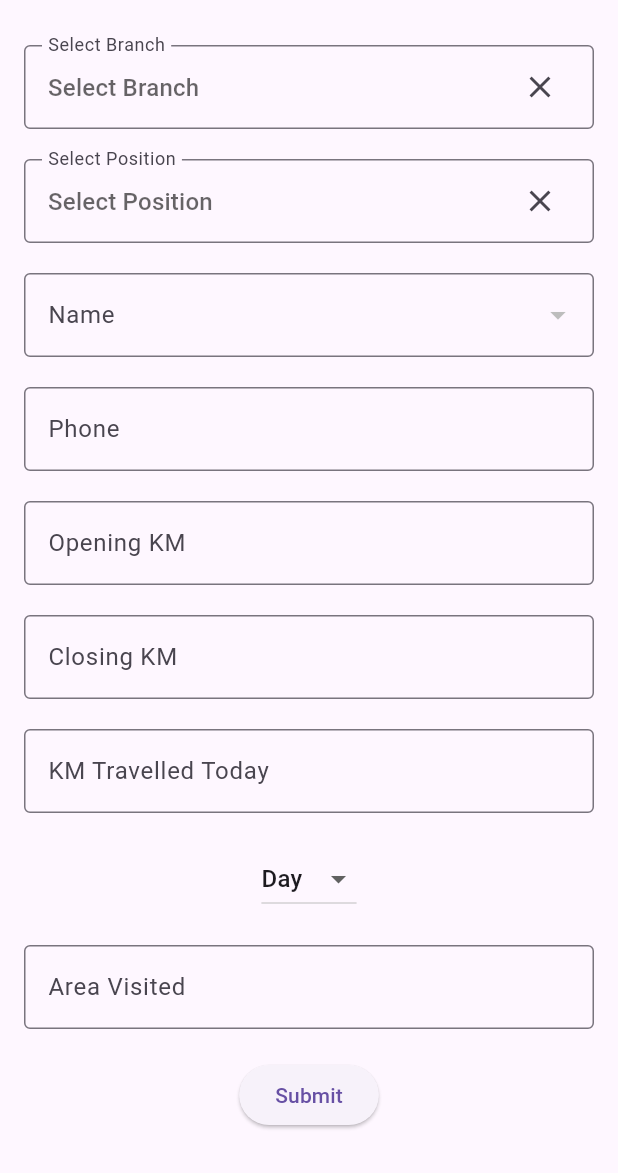
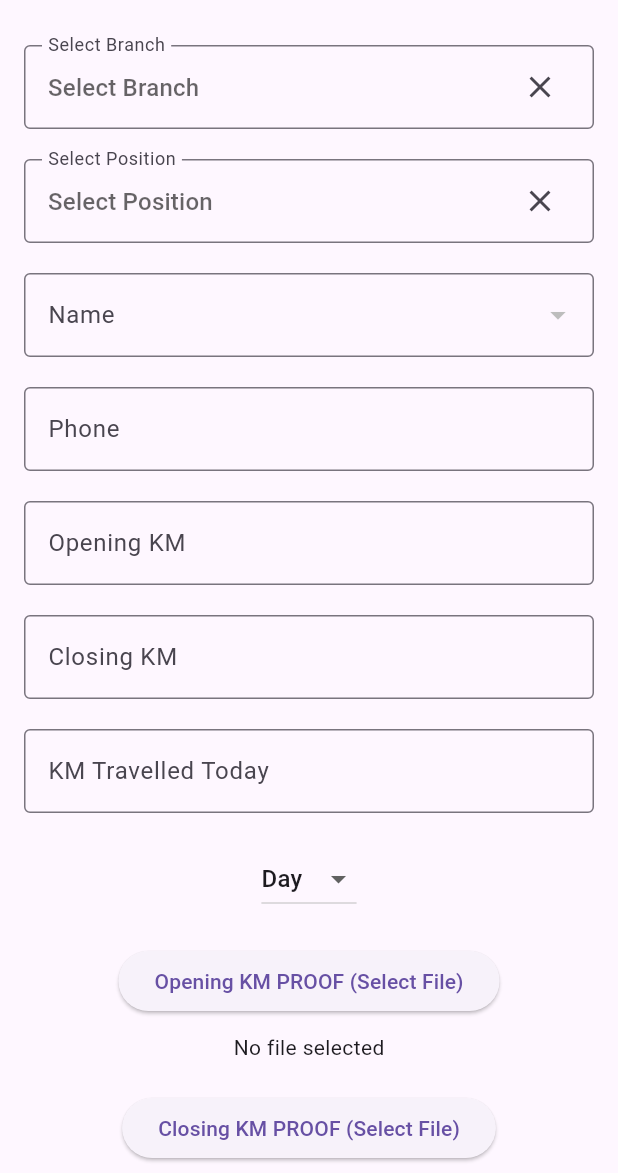
Before and after one commit to OmkarKhilari/km-tracker-urja, a Flutter app: the screen it shows after launch, after a tap on "Continue as Employee", on a phone screen of 412 x 824 dp, the part 63-1236 px from its top. Run offline on Flutter 3.47's test engine with Material 3 defaults, Android fonts, the phone set to English and light mode, and no system bars; drawn by our look-alikes of flutter_form_builder; our stand-ins replace cloud_firestore, file_picker, firebase_auth, firebase_core, google_sign_in; accounts and stored records are empty.

Commit message:
some changes in form data

```diff
--- a/lib/screens/form_page.dart
+++ b/lib/screens/form_page.dart
@@ -3,7 +3,6 @@ import 'package:flutter_form_builder/flutter_form_builder.dart';
 import 'package:cloud_firestore/cloud_firestore.dart';
 import 'package:firebase_core/firebase_core.dart';
 import 'package:file_picker/file_picker.dart';
-
 
 class FormPage extends StatefulWidget {
   @override
@@ -68,6 +67,7 @@ class _HomePageState extends State<HomePage> {
 
   List<String>? _names;
   String? _selectedShift = 'Day';
+  double _todaysAllowance = 0.0;
 
   @override
   Widget build(BuildContext context) {
@@ -211,20 +211,53 @@ class _HomePageState extends State<HomePage> {
                 }).toList(),
               ),
               const SizedBox(height: 20),
-              TextFormField(
-                decoration: const InputDecoration(
-                  labelText: 'Area Visited',
-                  border: OutlineInputBorder(),
-                ),
+              ElevatedButton(
+                onPressed: () async {
+                  FilePickerResult? result =
+                      await FilePicker.platform.pickFiles();
+                  if (result != null) {
+                    setState(() {
+                      _openingKmFile = result.files.first;
+                    });
+                  }
+                },
+                child: const Text('Opening KM PROOF (Select File)'),
               ),
+              const SizedBox(height: 10),
+              Text(_openingKmFile?.name ?? 'No file selected'),
+              const SizedBox(height: 20),
+              ElevatedButton(
+                onPressed: () async {
+                  FilePickerResult? result =
+                      await FilePicker.platform.pickFiles();
+                  if (result != null) {
+                    setState(() {
+                      _closingKmFile = result.files.first;
+                    });
+                  }
+                },
+                child: const Text('Closing KM PROOF (Select File)'),
+              ),
+              const SizedBox(height: 10),
+              Text(_closingKmFile?.name ?? 'No file selected'),
               const SizedBox(height: 20),
               ElevatedButton(
                 onPressed: () {
-                  if (_formKey.currentState!.validate()) {
-                    // Handle form submission
+                  if (_formKey.currentState!.saveAndValidate()) {
+                    print(_formKey.currentState!.value);
+                    _calculateTotalIncome();
                   }
                 },
+                style: ElevatedButton.styleFrom(
+                  backgroundColor: Colors.red,
+                  foregroundColor: Colors.yellow,
+                ),
                 child: const Text('Submit'),
+              ),
+              const SizedBox(height: 20),
+              Text(
+                'Today\'s Allowance: \$${_todaysAllowance.toStringAsFixed(2)}',
+                style: const TextStyle(fontSize: 18, fontWeight: FontWeight.bold),
               ),
             ],
           ),
@@ -261,6 +294,28 @@ class _HomePageState extends State<HomePage> {
           .toList();
     });
   }
+
+  void _calculateTotalIncome() {
+    final name = _formKey.currentState?.fields['name']?.value;
+    final position = _formKey.currentState?.fields['position']?.value;
+    final shift = _selectedShift ?? 'Day';
+    final isSunday = DateTime.now().weekday == DateTime.sunday;
+
+    if (name != null && position != null) {
+      final employee = widget.employeeData.firstWhere(
+          (employee) => employee.name == name && employee.designation == position,
+          orElse: () => EmployeeData(name: '', designation: '', branch: ''));
+
+      final baseRate = 10.0;
+      final shiftMultiplier = shift == 'Day' ? 1.0 : 1.5;
+      final sundayBonus = isSunday ? 1.5 : 1.0;
+      final perKmRate = baseRate * shiftMultiplier * sundayBonus;
+
+      setState(() {
+        _todaysAllowance = kmTravelled * perKmRate;
+      });
+    }
+  }
 }
 
 class EmployeeData {
```
